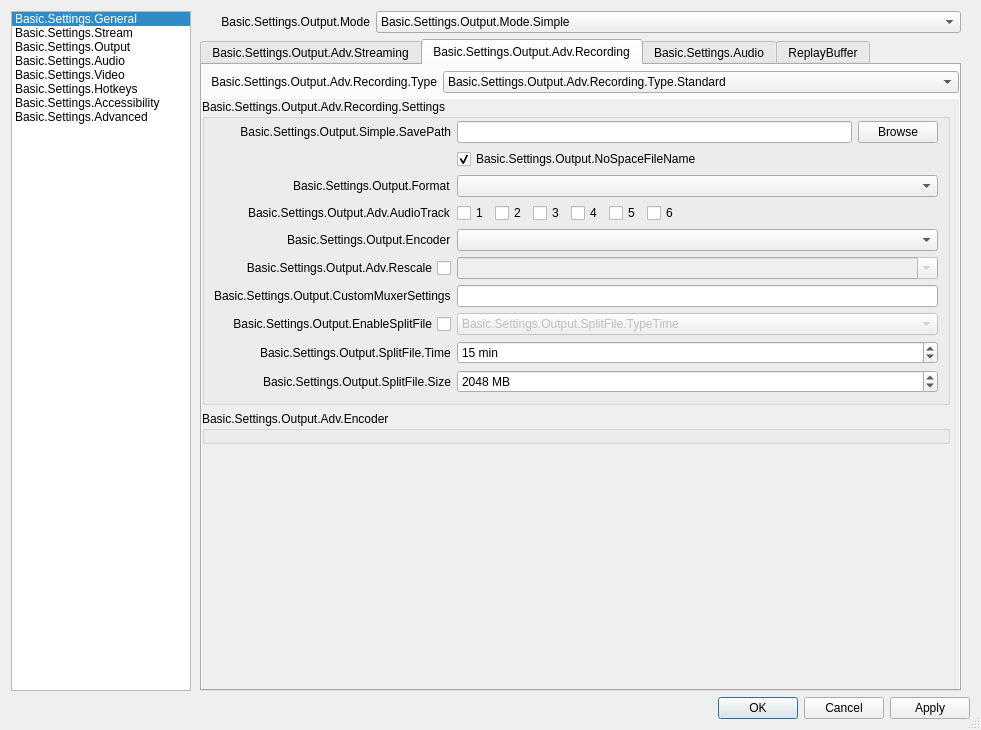
Above: UI/forms/OBSBasicSettings.ui from BlueCheeseburger/obs-studio before the change. Below: the same form after it.
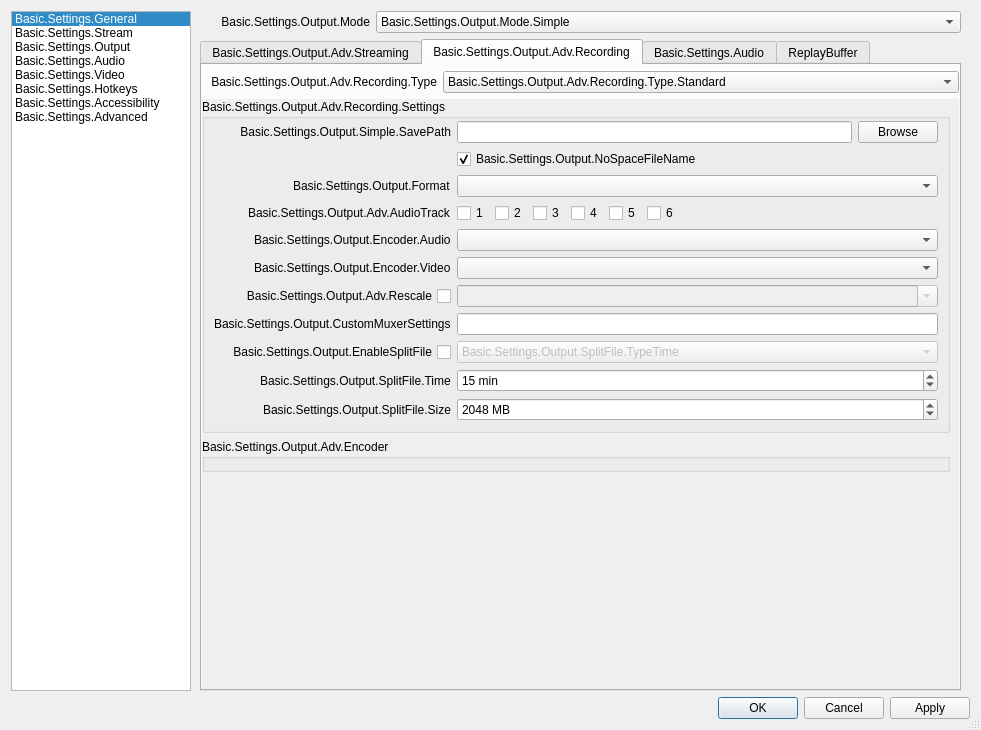
That is the form after the change. The open tabs and pages were chosen to show the change. Icons and pictures are not drawn. Custom widgets are drawn as their Qt base class.

Commit message: UI: Add audio codec selections

```diff
--- a/UI/forms/OBSBasicSettings.ui
+++ b/UI/forms/OBSBasicSettings.ui
@@ -2856,15 +2856,15 @@
                                  </widget>
                                 </widget>
                                </item>
-                               <item row="4" column="0">
-                                <widget class="QLabel" name="advOutRecEncLabel">
+															 <item row="4" column="0">
+                                <widget class="QLabel" name="advOutRecAEncLabel">
                                  <property name="text">
-                                  <string>Basic.Settings.Output.Encoder</string>
+                                  <string>Basic.Settings.Output.Encoder.Audio</string>
                                  </property>
                                 </widget>
                                </item>
                                <item row="4" column="1">
-                                <widget class="QComboBox" name="advOutRecEncoder">
+                                <widget class="QComboBox" name="advOutRecAEncoder">
                                  <property name="sizePolicy">
                                   <sizepolicy hsizetype="Preferred" vsizetype="Preferred">
                                    <horstretch>0</horstretch>
@@ -2874,6 +2874,23 @@
                                 </widget>
                                </item>
                                <item row="5" column="0">
+                                <widget class="QLabel" name="advOutRecEncLabel">
+                                 <property name="text">
+                                  <string>Basic.Settings.Output.Encoder.Video</string>
+                                 </property>
+                                </widget>
+                               </item>
+                               <item row="5" column="1">
+                                <widget class="QComboBox" name="advOutRecEncoder">
+                                 <property name="sizePolicy">
+                                  <sizepolicy hsizetype="Preferred" vsizetype="Preferred">
+                                   <horstretch>0</horstretch>
+                                   <verstretch>0</verstretch>
+                                  </sizepolicy>
+                                 </property>
+                                </widget>
+                               </item>
+                               <item row="6" column="0">
                                 <widget class="QCheckBox" name="advOutRecUseRescale">
                                  <property name="sizePolicy">
                                   <sizepolicy hsizetype="Minimum" vsizetype="Preferred">
@@ -2889,7 +2906,7 @@
                                  </property>
                                 </widget>
                                </item>
-                               <item row="5" column="1">
+                               <item row="6" column="1">
                                 <widget class="QFrame" name="advOutRecRescaleContainer">
                                  <layout class="QHBoxLayout" name="horizontalLayout_4">
                                   <property name="leftMargin">
@@ -2923,14 +2940,14 @@
                                  </layout>
                                 </widget>
                                </item>
-                               <item row="6" column="0">
+                               <item row="7" column="0">
                                 <widget class="QLabel" name="label_9001">
                                  <property name="text">
                                   <string>Basic.Settings.Output.CustomMuxerSettings</string>
                                  </property>
                                 </widget>
                                </item>
-                               <item row="6" column="1">
+                               <item row="7" column="1">
                                 <widget class="QLineEdit" name="advOutMuxCustom">
                                  <property name="sizePolicy">
                                   <sizepolicy hsizetype="Expanding" vsizetype="Preferred">
@@ -2940,7 +2957,7 @@
                                  </property>
                                 </widget>
                                </item>
-                               <item row="7" column="0">
+                               <item row="8" column="0">
                                 <widget class="QCheckBox" name="advOutSplitFile">
                                  <property name="sizePolicy">
                                   <sizepolicy hsizetype="Minimum" vsizetype="Expanding">
@@ -2956,7 +2973,7 @@
                                  </property>
                                 </widget>
                                </item>
-                               <item row="7" column="1">
+                               <item row="8" column="1">
                                 <widget class="QComboBox" name="advOutSplitFileType">
                                  <property name="enabled">
                                   <bool>false</bool>
@@ -2978,14 +2995,14 @@
                                  </item>
                                 </widget>
                                </item>
-                               <item row="8" column="0">
+                               <item row="9" column="0">
                                 <widget class="QLabel" name="advOutSplitFileTimeLabel">
                                  <property name="text">
                                   <string>Basic.Settings.Output.SplitFile.Time</string>
                                  </property>
                                 </widget>
                                </item>
-                               <item row="8" column="1">
+                               <item row="9" column="1">
                                 <widget class="QSpinBox" name="advOutSplitFileTime">
                                  <property name="suffix">
                                   <string> min</string>
@@ -3001,14 +3018,14 @@
                                  </property>
                                 </widget>
                                </item>
-                               <item row="9" column="0">
+                               <item row="10" column="0">
                                 <widget class="QLabel" name="advOutSplitFileSizeLabel">
                                  <property name="text">
                                   <string>Basic.Settings.Output.SplitFile.Size</string>
                                  </property>
                                 </widget>
                                </item>
-                               <item row="9" column="1">
+                               <item row="10" column="1">
                                 <widget class="QSpinBox" name="advOutSplitFileSize">
                                  <property name="suffix">
                                   <string> MB</string>
```
Left out of the diff: 52 changed lines with no effect on the pictures. The commit also changes 6 other files.
